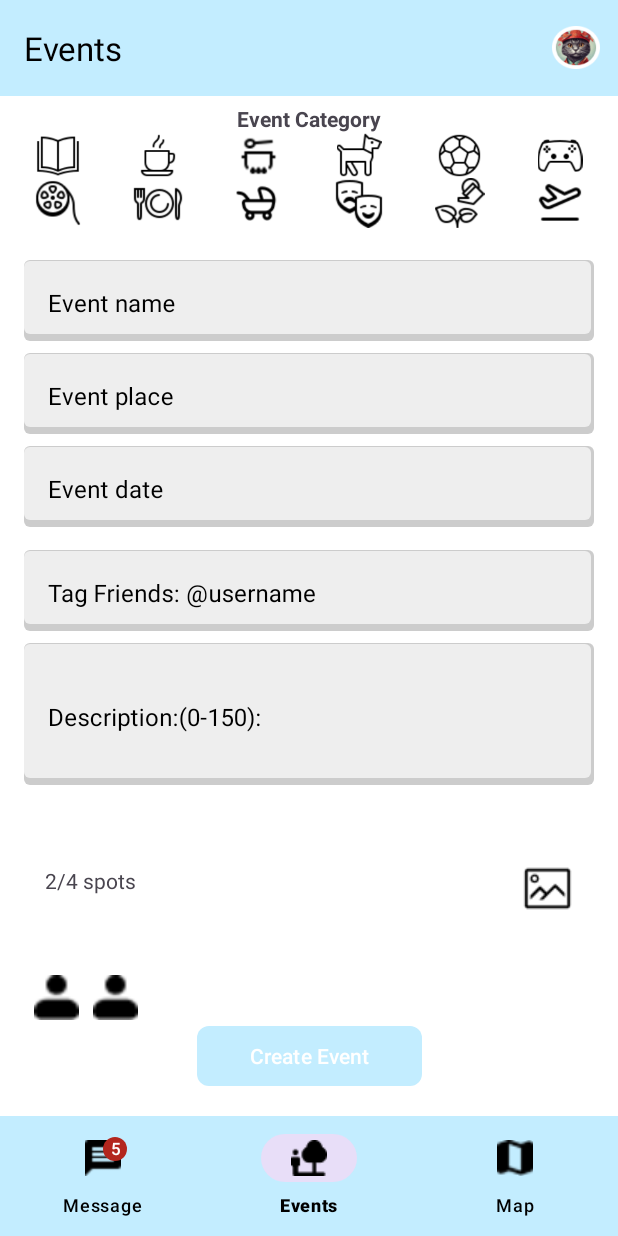
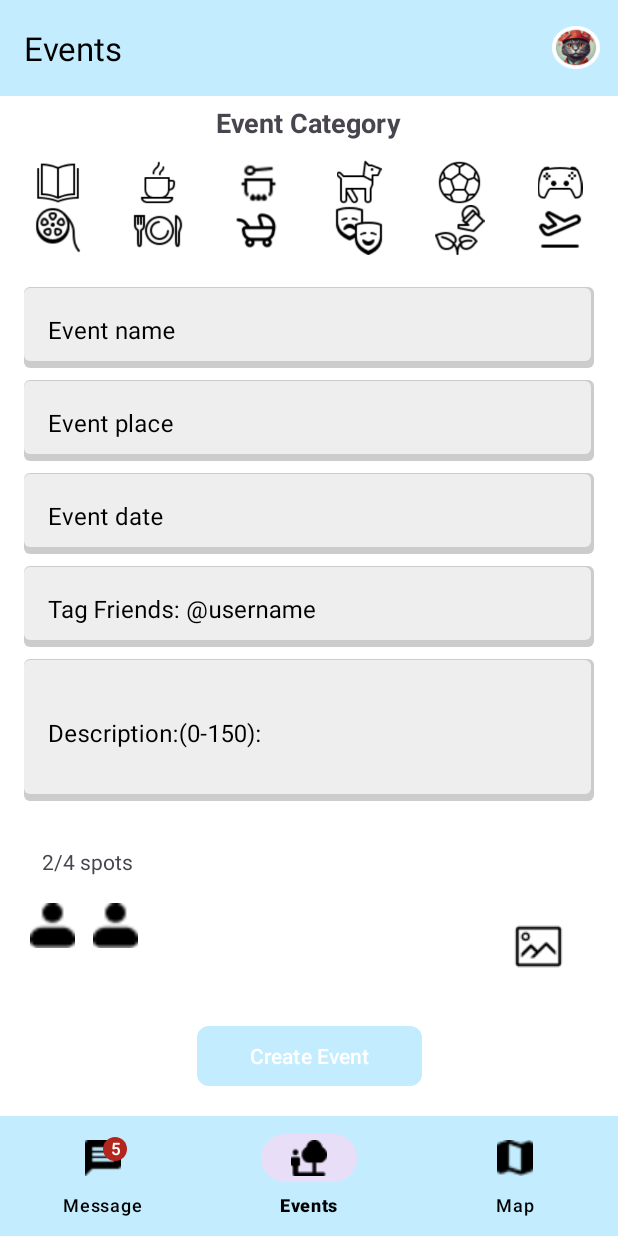
Before and after one commit to Thormogal/CloseBySocialize, an Android app: the fragment AddEventFragment placed in its activity, on a phone screen of 412 x 824 dp. Run offline under Robolectric (Android 15) with nearby library versions, the phone set to English and light mode, and no system bars; our stand-ins replace Firebase (no records; nobody signed in at launch, a user with empty details on screens opened directly).

Commit message:
Some small design fixes

```diff
--- a/app/src/main/res/layout/fragment_add_event.xml
+++ b/app/src/main/res/layout/fragment_add_event.xml
@@ -21,10 +21,11 @@
         <TextView
             android:id="@+id/textView2"
             android:layout_width="wrap_content"
-            android:layout_height="wrap_content"
+            android:layout_height="37dp"
             android:layout_columnSpan="6"
             android:layout_gravity="center_horizontal"
             android:text="Event Category"
+            android:textSize="18sp"
             android:textStyle="bold" />
 
 
@@ -203,7 +204,7 @@
 
         <Space
             android:layout_width="match_parent"
-            android:layout_height="15dp" />
+            android:layout_height="8dp" />
 
         <com.google.android.material.textfield.TextInputLayout
             style="@style/Widget.MaterialComponents.TextInputLayout.OutlinedBox.Dense"
@@ -258,23 +259,11 @@
         android:id="@+id/imageView18"
         android:layout_width="wrap_content"
         android:layout_height="0dp"
-        android:layout_marginTop="36dp"
-        android:layout_marginEnd="30dp"
+        android:layout_marginTop="64dp"
+        android:layout_marginEnd="36dp"
         app:layout_constraintEnd_toEndOf="parent"
         app:layout_constraintTop_toBottomOf="@+id/linearLayout1"
         app:srcCompat="@drawable/add_picture"
-        tools:ignore="MissingConstraints" />
-
-    <TextView
-        android:id="@+id/textView"
-        android:layout_width="wrap_content"
-        android:layout_height="wrap_content"
-        android:layout_marginStart="30dp"
-        android:layout_marginBottom="16dp"
-        android:text="@string/event_attend_spots"
-        app:layout_constraintBottom_toTopOf="@+id/imageView16"
-        app:layout_constraintStart_toStartOf="parent"
-        app:layout_constraintTop_toBottomOf="@+id/linearLayout1"
         tools:ignore="MissingConstraints" />
 
     <ImageView
@@ -282,6 +271,7 @@
         android:layout_width="30dp"
         android:layout_height="30dp"
         android:layout_marginEnd="320dp"
+        android:layout_marginBottom="48dp"
         android:src="@drawable/bottom_nav_profile"
         app:layout_constraintBottom_toTopOf="@+id/materialButton"
         app:layout_constraintEnd_toEndOf="parent" />
@@ -292,10 +282,25 @@
         android:layout_height="30dp"
         android:layout_marginStart="28dp"
         android:layout_marginEnd="15dp"
+        android:layout_marginBottom="48dp"
         android:src="@drawable/bottom_nav_profile"
         app:layout_constraintBottom_toTopOf="@+id/materialButton"
         app:layout_constraintEnd_toStartOf="@+id/imageView16"
+        app:layout_constraintHorizontal_bias="0.75"
         app:layout_constraintStart_toStartOf="parent" />
+
+    <TextView
+        android:id="@+id/textView"
+        android:layout_width="wrap_content"
+        android:layout_height="wrap_content"
+        android:layout_marginStart="28dp"
+        android:layout_marginBottom="16dp"
+        android:text="@string/event_attend_spots"
+        app:layout_constraintBottom_toTopOf="@+id/imageView16"
+        app:layout_constraintStart_toStartOf="parent"
+        app:layout_constraintTop_toBottomOf="@+id/linearLayout1"
+        app:layout_constraintVertical_bias="0.864"
+        tools:ignore="MissingConstraints" />
 
     <com.google.android.material.button.MaterialButton
         android:id="@+id/materialButton"
```
